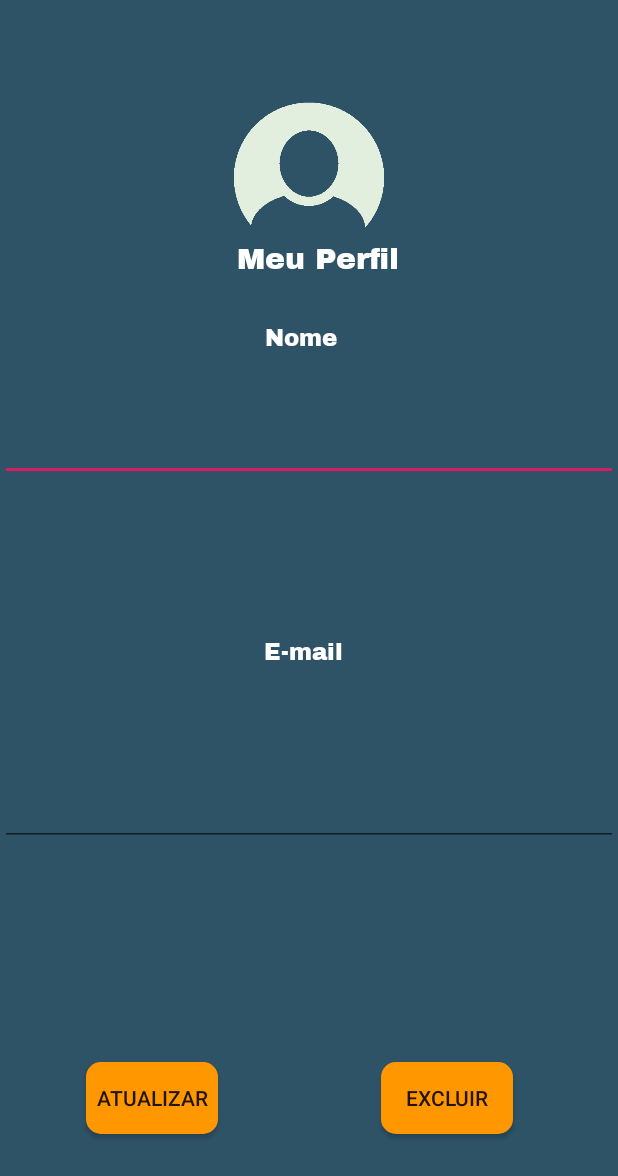
After one commit to italoa7x/projetoPDS, an Android app: the MeuPerfil screen opened directly, with no data from a screen before it, on a phone screen of 412 x 824 dp. The commit adds this screen. Shown: the top 1176 px of the screen. Run offline under Robolectric (Android 15) with nearby library versions, the phone set to English and light mode, and no system bars; our stand-ins replace Firebase (no records; nobody signed in at launch, a user with empty details on screens opened directly).

Commit message:
Tela de perfil criada.

```diff
--- a/CointerProject/app/src/main/AndroidManifest.xml
+++ b/CointerProject/app/src/main/AndroidManifest.xml
@@ -9,6 +9,7 @@
         android:roundIcon="@mipmap/ic_launcher_round"
         android:supportsRtl="true"
         android:theme="@style/AppTheme.NoActionBar">
+        <activity android:name=".MeuPerfil"></activity>
         <activity
             android:name=".view.HomeActivity"
             android:label="title_activity_home2" />
--- /dev/null
+++ b/CointerProject/app/src/main/java/br/com/cointerproject/MeuPerfil.java
@@ -0,0 +1,34 @@
+package br.com.cointerproject;
+
+import androidx.appcompat.app.AppCompatActivity;
+
+import android.os.Bundle;
+import android.widget.TextView;
+
+import com.google.firebase.auth.FirebaseAuth;
+import com.google.firebase.auth.FirebaseUser;
+
+public class MeuPerfil extends AppCompatActivity {
+
+    private TextView areaNome, areaEmail;
+    private FirebaseAuth authen;
+
+    @Override
+    protected void onCreate(Bundle savedInstanceState) {
+        super.onCreate(savedInstanceState);
+        setContentView(R.layout.activity_meu_perfil);
+
+        // pega a instância do banc ode dados.
+        authen = FirebaseAuth.getInstance();
+        //Pega o usuário logado da instância do firebase;
+        FirebaseUser usuario = authen.getCurrentUser();
+
+        areaNome = findViewById(R.id.areaNomeUsuario);
+        areaEmail = findViewById(R.id.areaEmailusuario);
+
+        areaNome.setText(usuario.getDisplayName());
+        areaEmail.setText(usuario.getEmail());
+
+
+    }
+}
--- a/CointerProject/app/src/main/java/br/com/cointerproject/view/Home.java
+++ b/CointerProject/app/src/main/java/br/com/cointerproject/view/Home.java
@@ -14,6 +14,7 @@ import android.widget.TextView;
 import com.google.firebase.auth.FirebaseAuth;
 import com.google.firebase.auth.FirebaseUser;
 
+import br.com.cointerproject.MeuPerfil;
 import br.com.cointerproject.R;
 
 public class Home extends AppCompatActivity {
@@ -58,4 +59,9 @@ public class Home extends AppCompatActivity {
         Intent it = new Intent(Home.this, ListaInvestimentos.class);
         startActivity(it);
     }
+
+    public void meuPerfil(View view){
+        Intent it = new Intent(Home.this, MeuPerfil.class);
+        startActivity(it);
+    }
 }
--- /dev/null
+++ b/CointerProject/app/src/main/res/layout/activity_meu_perfil.xml
@@ -0,0 +1,118 @@
+<?xml version="1.0" encoding="utf-8"?>
+<androidx.constraintlayout.widget.ConstraintLayout xmlns:android="http://schemas.android.com/apk/res/android"
+    xmlns:app="http://schemas.android.com/apk/res-auto"
+    xmlns:tools="http://schemas.android.com/tools"
+    android:layout_width="match_parent"
+    android:layout_height="match_parent"
+    tools:context=".MeuPerfil"
+    android:background="@color/cor_padrao_telas">
+
+    <ImageView
+        android:id="@+id/foto_usuario"
+        android:layout_width="100dp"
+        android:layout_height="100dp"
+        android:layout_marginTop="60dp"
+        android:background="@drawable/user"
+        app:layout_constraintEnd_toEndOf="parent"
+        app:layout_constraintStart_toStartOf="parent"
+        app:layout_constraintTop_toTopOf="parent" />
+
+    <TextView
+        android:id="@+id/txt1"
+        android:layout_width="wrap_content"
+        android:layout_height="wrap_content"
+        android:layout_marginTop="30dp"
+        android:fontFamily="@font/archivo_black"
+        android:text="Nome"
+        android:textColor="#FFFFFF"
+        android:textSize="15dp"
+        app:layout_constraintBottom_toTopOf="@+id/areaNomeUsuario"
+        app:layout_constraintEnd_toEndOf="parent"
+        app:layout_constraintHorizontal_bias="0.486"
+        app:layout_constraintStart_toStartOf="parent"
+        app:layout_constraintTop_toBottomOf="@+id/foto_usuario" />
+
+    <TextView
+        android:id="@+id/txt"
+        android:layout_width="wrap_content"
+        android:layout_height="wrap_content"
+        android:layout_marginTop="30dp"
+        android:fontFamily="@font/archivo_black"
+        android:text="E-mail"
+        android:textColor="#FFFFFF"
+        android:textSize="15dp"
+        app:layout_constraintBottom_toTopOf="@+id/areaEmailusuario"
+        app:layout_constraintEnd_toEndOf="parent"
+        app:layout_constraintHorizontal_bias="0.49"
+        app:layout_constraintStart_toStartOf="parent"
+        app:layout_constraintTop_toBottomOf="@+id/areaNomeUsuario" />
+
+    <TextView
+        android:id="@+id/textView2"
+        android:layout_width="wrap_content"
+        android:layout_height="wrap_content"
+        android:layout_marginBottom="30dp"
+        android:fontFamily="@font/archivo_black"
+        android:text="Meu Perfil"
+        android:textColor="#FFFFFF"
+        android:textSize="20dp"
+        app:layout_constraintBottom_toTopOf="@+id/txt1"
+        app:layout_constraintEnd_toEndOf="parent"
+        app:layout_constraintHorizontal_bias="0.52"
+        app:layout_constraintStart_toStartOf="parent"
+        app:layout_constraintTop_toBottomOf="@+id/foto_usuario" />
+
+    <EditText
+        android:id="@+id/areaNomeUsuario"
+        android:layout_width="0dp"
+        android:layout_height="wrap_content"
+        android:layout_marginTop="40dp"
+        android:ems="10"
+        android:inputType="textPersonName"
+        app:layout_constraintEnd_toEndOf="parent"
+        app:layout_constraintStart_toStartOf="parent"
+        app:layout_constraintTop_toBottomOf="@+id/txt1" />
+
+    <EditText
+        android:id="@+id/areaEmailusuario"
+        android:layout_width="0dp"
+        android:layout_height="wrap_content"
+        android:layout_marginBottom="260dp"
+        android:ems="10"
+        android:inputType="textPersonName"
+        app:layout_constraintBottom_toBottomOf="parent"
+        app:layout_constraintEnd_toEndOf="parent"
+        app:layout_constraintHorizontal_bias="0.0"
+        app:layout_constraintStart_toStartOf="parent" />
+
+    <Button
+        android:id="@+id/btExcluirConta"
+        android:layout_width="wrap_content"
+        android:layout_height="wrap_content"
+        android:layout_marginStart="254dp"
+        android:layout_marginTop="75dp"
+        android:layout_marginEnd="69dp"
+        android:background="@drawable/estilo_bt_redondo"
+        android:text="Excluir"
+        app:layout_constraintBottom_toBottomOf="parent"
+        app:layout_constraintEnd_toEndOf="parent"
+        app:layout_constraintHorizontal_bias="0.0"
+        app:layout_constraintStart_toStartOf="parent"
+        app:layout_constraintTop_toBottomOf="@+id/areaEmailusuario" />
+
+    <Button
+        android:id="@+id/btAtualizar"
+        android:layout_width="wrap_content"
+        android:layout_height="wrap_content"
+        android:layout_marginStart="57dp"
+        android:layout_marginTop="76dp"
+        android:layout_marginEnd="99dp"
+        android:background="@drawable/estilo_bt_redondo"
+        android:text="Atualizar"
+        app:layout_constraintBottom_toBottomOf="parent"
+        app:layout_constraintEnd_toStartOf="@+id/btExcluirConta"
+        app:layout_constraintHorizontal_bias="0.0"
+        app:layout_constraintStart_toStartOf="parent"
+        app:layout_constraintTop_toBottomOf="@+id/areaEmailusuario" />
+
+</androidx.constraintlayout.widget.ConstraintLayout>
```
Also changed, not shown: CointerProject/app/src/main/java/br/com/cointerproject/view/HomeActivity.java (deleted, +0 -32 lines), CointerProject/app/src/main/java/br/com/cointerproject/view/ui/dashboard/DashboardFragment.java (deleted, +0 -35 lines), CointerProject/app/src/main/java/br/com/cointerproject/view/ui/dashboard/DashboardViewModel.java (deleted, +0 -19 lines), CointerProject/app/src/main/java/br/com/cointerproject/view/ui/home/HomeFragment.java (deleted, +0 -35 lines), CointerProject/app/src/main/java/br/com/cointerproject/view/ui/home/HomeViewModel.java (deleted, +0 -19 lines), CointerProject/app/src/main/java/br/com/cointerproject/view/ui/notifications/NotificationsFragment.java (deleted, +0 -35 lines), CointerProject/app/src/main/java/br/com/cointerproject/view/ui/notifications/NotificationsViewModel.java (deleted, +0 -19 lines), CointerProject/app/src/main/res/drawable/ic_olho.xml (deleted, +0 -9 lines), CointerProject/app/src/main/res/drawable/ic_olho_fechado.xml (deleted, +0 -9 lines), CointerProject/app/src/main/res/layout/activity_home.xml (+15 -0 lines), CointerProject/app/src/main/res/layout/activity_home2.xml (deleted, +0 -35 lines), CointerProject/app/src/main/res/layout/fragment_dashboard.xml (deleted, +0 -19 lines), CointerProject/app/src/main/res/layout/fragment_home.xml (deleted, +0 -19 lines), CointerProject/app/src/main/res/layout/fragment_notifications.xml (deleted, +0 -19 lines), 2 more files.
